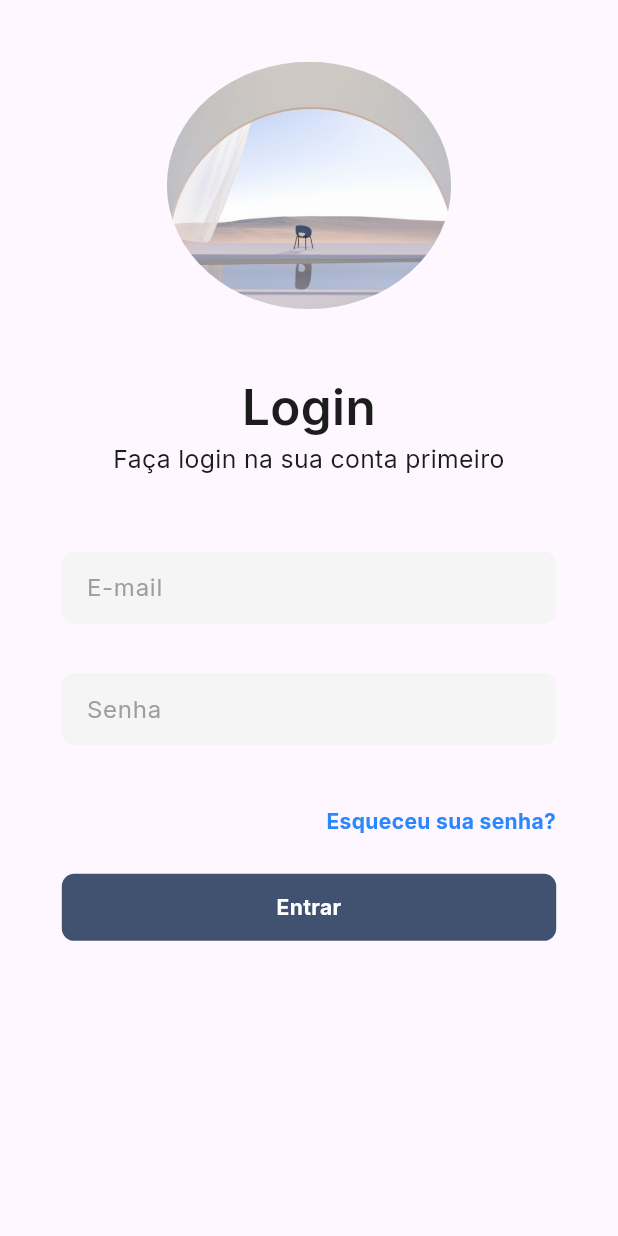
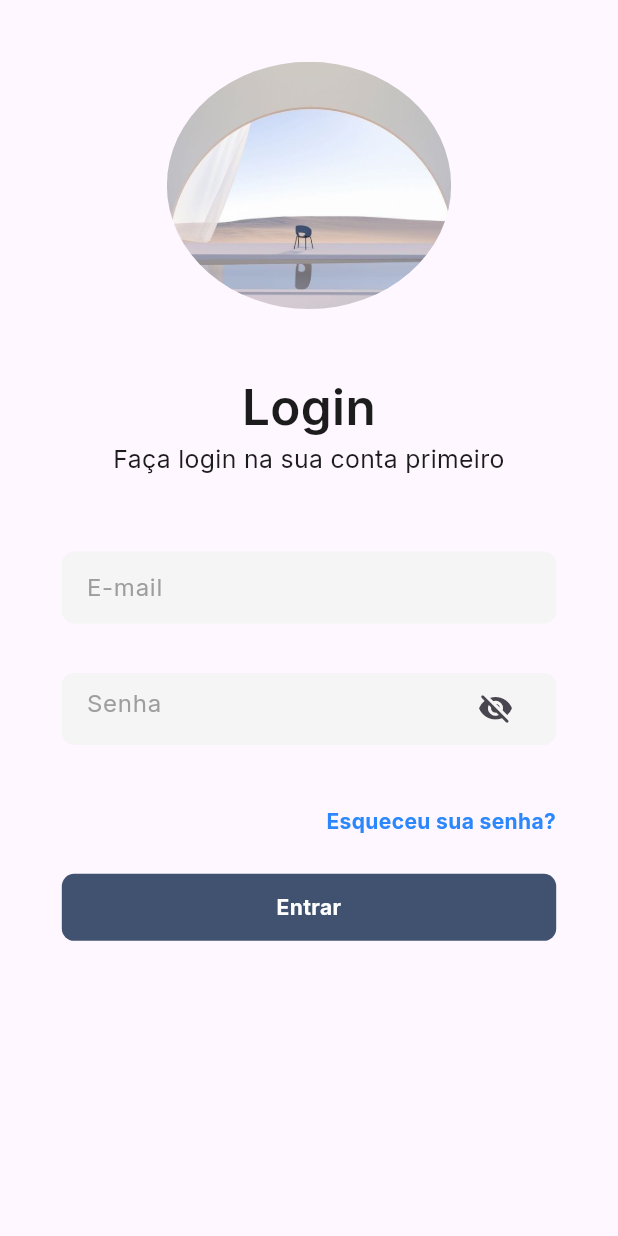
Before and after one commit to Thiago2807/cadastroCliente, a Flutter app: the screen it shows after launch, on a phone screen of 412 x 824 dp. Run offline on Flutter 3.47's test engine with Material 3 defaults, Android fonts, the phone set to English and light mode, and no system bars; our stand-ins replace flutter_mobx, google_fonts, mobx; generated files the repository leaves out were written again.

Commit message:
Adicionando visibilidade na senha.

```diff
--- a/CadastroCliente.UI/lib/shared/components/input.dart
+++ b/CadastroCliente.UI/lib/shared/components/input.dart
@@ -1,5 +1,8 @@
+import 'package:cadastrocliente_ui/features/login/store/login_store.dart';
 import 'package:flutter/material.dart';
+import 'package:flutter_mobx/flutter_mobx.dart';
 import 'package:google_fonts/google_fonts.dart';
+import 'package:provider/provider.dart';
 
 class InputForm extends StatelessWidget {
   const InputForm({
@@ -15,7 +18,20 @@ class InputForm extends StatelessWidget {
 
   @override
   Widget build(BuildContext context) {
+    final LoginStore state = Provider.of<LoginStore>(context);
     final Size size = MediaQuery.sizeOf(context);
+    return Observer(
+      builder: (context) {
+        IconData iconEye = Icons.visibility_rounded;
+
+        if (obscureText) {
+          if (state.visiblePassword) {
+            iconEye = Icons.visibility_rounded;
+          } else {
+            iconEye = Icons.visibility_off_rounded;
+          }
+        }
+
         return Container(
           margin: EdgeInsets.symmetric(vertical: size.height * .02),
           padding: EdgeInsets.symmetric(horizontal: size.height * .02),
@@ -26,17 +42,25 @@ class InputForm extends StatelessWidget {
           child: TextFormField(
             controller: editController,
             cursorColor: Colors.grey.shade600,
-        obscureText: obscureText,
+            obscureText: obscureText ? state.visiblePassword : false,
             decoration: InputDecoration(
               hintText: hintText,
               hintStyle: GoogleFonts.inter(
                 color: Colors.grey.shade500,
               ),
+              suffixIcon: obscureText
+                  ? GestureDetector(
+                      onTap: () => state.alterVisiblePassword(),
+                      child: Icon(iconEye),
+                    )
+                  : null,
               focusedBorder: InputBorder.none,
               border: InputBorder.none,
               enabledBorder: InputBorder.none,
             ),
           ),
         );
+      },
+    );
   }
 }
```
Lines whose indentation alone changed are shown as unchanged.
